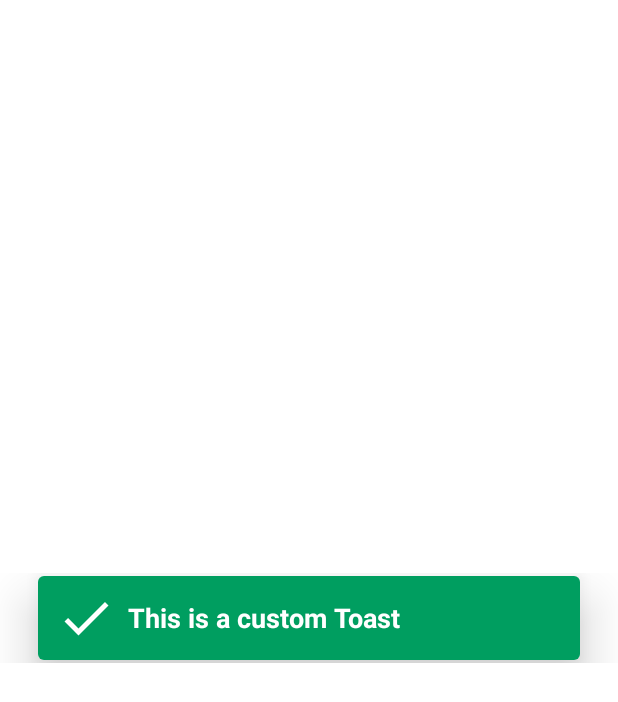
After one commit to jokenlang/MDP-Project-2022, an Android app: the layout custom_toast_success.xml on its own in the app's theme, with its tools: preview values and no code run, on a phone screen of 412 x 824 dp. The commit adds this screen. Shown: the top 702 px of the screen. Run offline under Robolectric (Android 15) with nearby library versions, the phone set to English and light mode, and no system bars.

Commit message:
make custom toast

```diff
--- a/app/src/main/java/com/example/mdp_project/MainActivity.kt
+++ b/app/src/main/java/com/example/mdp_project/MainActivity.kt
@@ -2,10 +2,13 @@ package com.example.mdp_project
 
 import androidx.appcompat.app.AppCompatActivity
 import android.os.Bundle
+import android.widget.Toast
 
 class MainActivity : AppCompatActivity() {
     override fun onCreate(savedInstanceState: Bundle?) {
         super.onCreate(savedInstanceState)
         setContentView(R.layout.activity_main)
+        //cara manggil toast
+//         Toast(this).showCustomToast ("Login berhasil!", this,"error")
     }
 }
--- /dev/null
+++ b/app/src/main/res/drawable/ic_baseline_check_24.xml
@@ -0,0 +1,5 @@
+<vector android:height="24dp" android:tint="#000000"
+    android:viewportHeight="24" android:viewportWidth="24"
+    android:width="24dp" xmlns:android="http://schemas.android.com/apk/res/android">
+    <path android:fillColor="@android:color/white" android:pathData="M9,16.17L4.83,12l-1.42,1.41L9,19 21,7l-1.41,-1.41z"/>
+</vector>
--- /dev/null
+++ b/app/src/main/res/layout/custom_toast_success.xml
@@ -0,0 +1,64 @@
+<?xml version="1.0" encoding="utf-8"?>
+<RelativeLayout
+    xmlns:android="http://schemas.android.com/apk/res/android"
+    xmlns:app="http://schemas.android.com/apk/res-auto"
+    android:layout_width="match_parent"
+    android:layout_height="match_parent"
+    android:id="@+id/toast_container">
+
+    <RelativeLayout
+        android:id="@+id/button_parent"
+        android:layout_width="match_parent"
+        android:layout_height="60dp"
+        android:layout_centerHorizontal="true"
+        android:layout_centerVertical="true">
+
+        <androidx.cardview.widget.CardView
+            android:id="@+id/button_card_parent"
+            android:layout_width="match_parent"
+            android:layout_height="56dp"
+            android:layout_centerHorizontal="true"
+            android:layout_centerVertical="true"
+            android:layout_marginLeft="25dp"
+            app:cardElevation="20dp"
+            android:layout_marginRight="25dp"
+            app:cardCornerRadius="4dp">
+
+            <RelativeLayout
+                android:id="@+id/button_click_parent"
+                android:layout_width="match_parent"
+                android:layout_height="match_parent"
+                android:background="@color/green"
+                android:clickable="true"
+                android:focusable="true">
+
+                <ImageView
+                    android:id="@+id/imageView"
+                    android:layout_width="40dp"
+                    android:layout_height="match_parent"
+                    android:layout_marginLeft="12dp"
+                    android:foregroundTint="@color/white"
+                    android:tint="@color/white"
+                    app:srcCompat="@drawable/ic_baseline_check_24" />
+
+                <TextView
+                    android:id="@+id/toast_text"
+                    android:layout_width="wrap_content"
+                    android:layout_height="wrap_content"
+                    android:layout_centerVertical="true"
+                    android:layout_marginStart="60dp"
+                    android:ellipsize="end"
+                    android:foregroundTint="@color/white"
+                    android:lines="1"
+                    android:text="This is a custom Toast"
+                    android:textColor="@color/white"
+                    android:textSize="18sp"
+                    android:textStyle="bold" />
+
+            </RelativeLayout>
+
+        </androidx.cardview.widget.CardView>
+
+    </RelativeLayout>
+
+</RelativeLayout>
--- a/app/src/main/res/values/colors.xml
+++ b/app/src/main/res/values/colors.xml
@@ -7,4 +7,6 @@
     <color name="teal_700">#FF018786</color>
     <color name="black">#FF000000</color>
     <color name="white">#FFFFFFFF</color>
+    <color name="green">#FF009E60</color>
+    <color name="red">#FFFF0000</color>
 </resources>
```
Also changed, not shown: app/src/main/java/com/example/mdp_project/CustomToast.kt (added, +41 -0 lines), app/src/main/res/layout/custom_toast_error.xml (added, +64 -0 lines).
